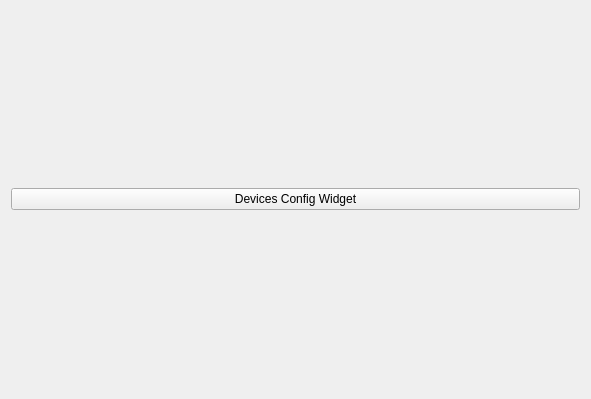
oyranos-cms/Synnefo, file src/modules/devices/ui/sy_devices_config.ui: the form before one commit.
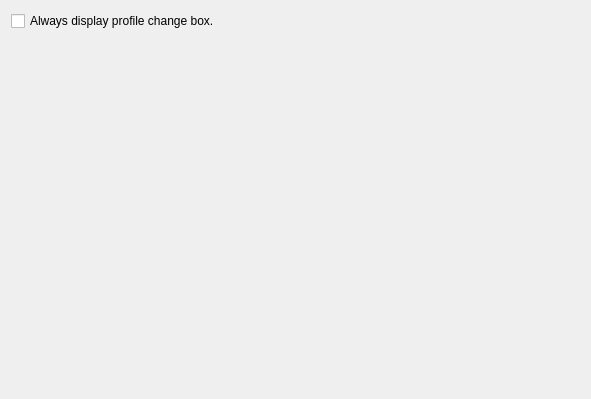
The form after the commit.

Commit message: implemented module-hiding via Synnefo Config; modified module-selection code.

Patch:
```diff
--- a/src/modules/devices/ui/sy_devices_config.ui
+++ b/src/modules/devices/ui/sy_devices_config.ui
@@ -13,11 +13,11 @@
   <property name="windowTitle">
    <string>Form</string>
   </property>
-  <layout class="QGridLayout" name="gridLayout">
+  <layout class="QFormLayout" name="formLayout">
    <item row="0" column="0">
-    <widget class="QPushButton" name="test">
+    <widget class="QCheckBox" name="checkBox">
      <property name="text">
-      <string>Devices Config Widget</string>
+      <string>Always display profile change box.</string>
      </property>
     </widget>
    </item>
```
The commit also changes 16 other files.
